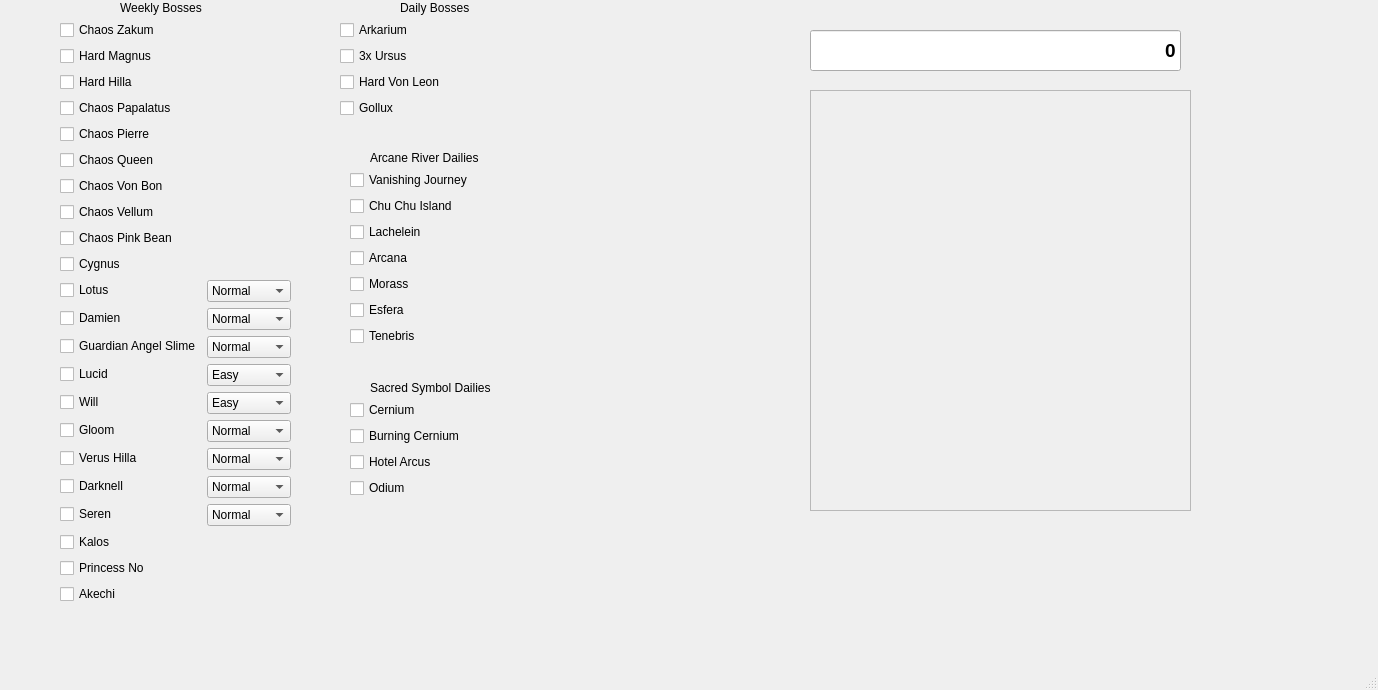
Qt form MapleHelperQT/maplehelper.ui (satiricbadger/CSE165-QT-Checklist-Project) before a commit.
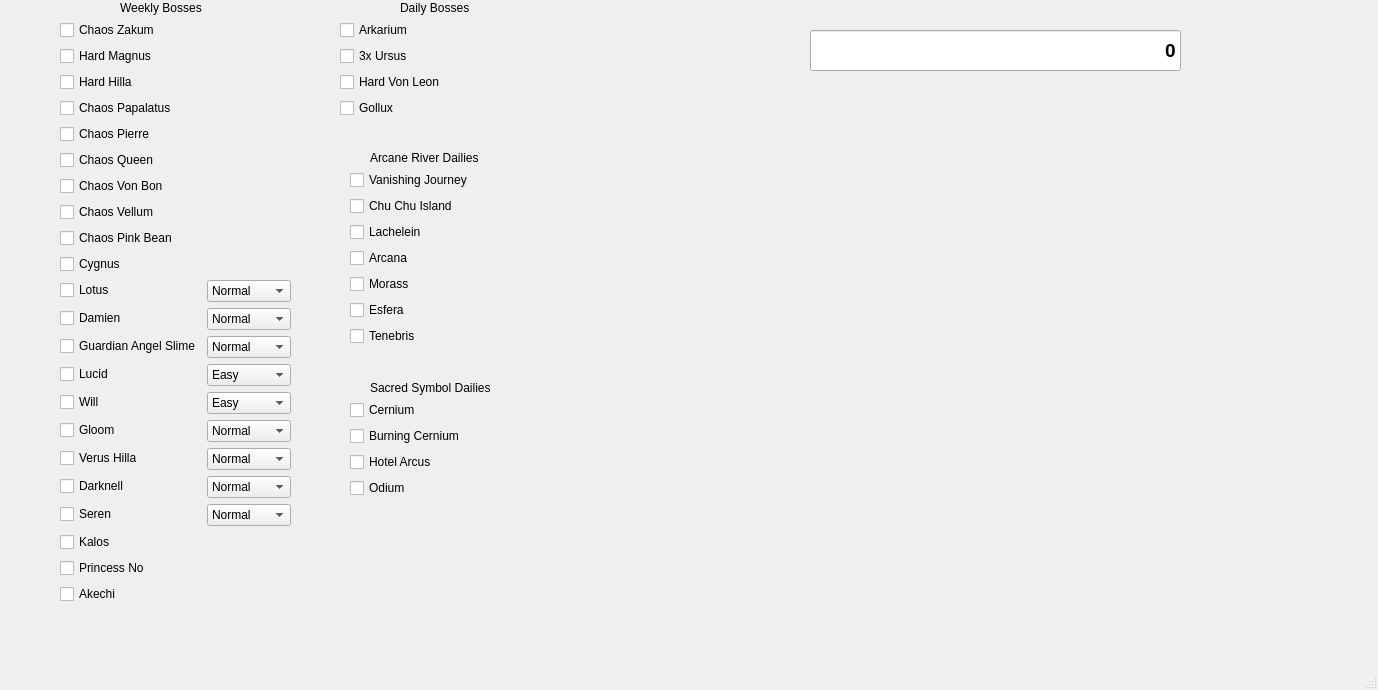
The same form after that commit.

What changed in the file:
```diff
--- a/MapleHelperQT/maplehelper.ui
+++ b/MapleHelperQT/maplehelper.ui
@@ -353,22 +353,6 @@
      <bool>false</bool>
     </property>
    </widget>
-   <widget class="QFrame" name="Chart">
-    <property name="geometry">
-     <rect>
-      <x>810</x>
-      <y>90</y>
-      <width>381</width>
-      <height>421</height>
-     </rect>
-    </property>
-    <property name="frameShape">
-     <enum>QFrame::StyledPanel</enum>
-    </property>
-    <property name="frameShadow">
-     <enum>QFrame::Raised</enum>
-    </property>
-   </widget>
    <widget class="QWidget" name="formLayoutWidget_2">
     <property name="geometry">
      <rect>
@@ -562,6 +546,17 @@
      <string>Sacred Symbol Dailies</string>
     </property>
    </widget>
+   <widget class="QWidget" name="verticalLayoutWidget">
+    <property name="geometry">
+     <rect>
+      <x>660</x>
+      <y>120</y>
+      <width>621</width>
+      <height>401</height>
+     </rect>
+    </property>
+    <layout class="QVBoxLayout" name="verticalLayout"/>
+   </widget>
   </widget>
   <widget class="QMenuBar" name="menubar">
    <property name="geometry">
```
